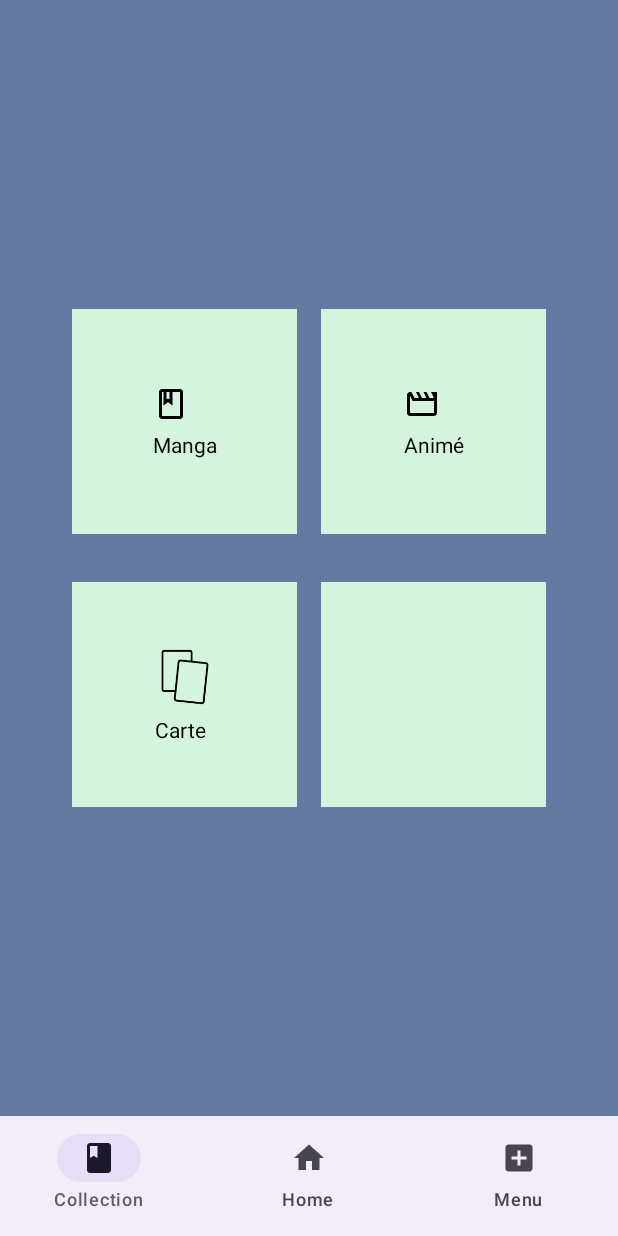
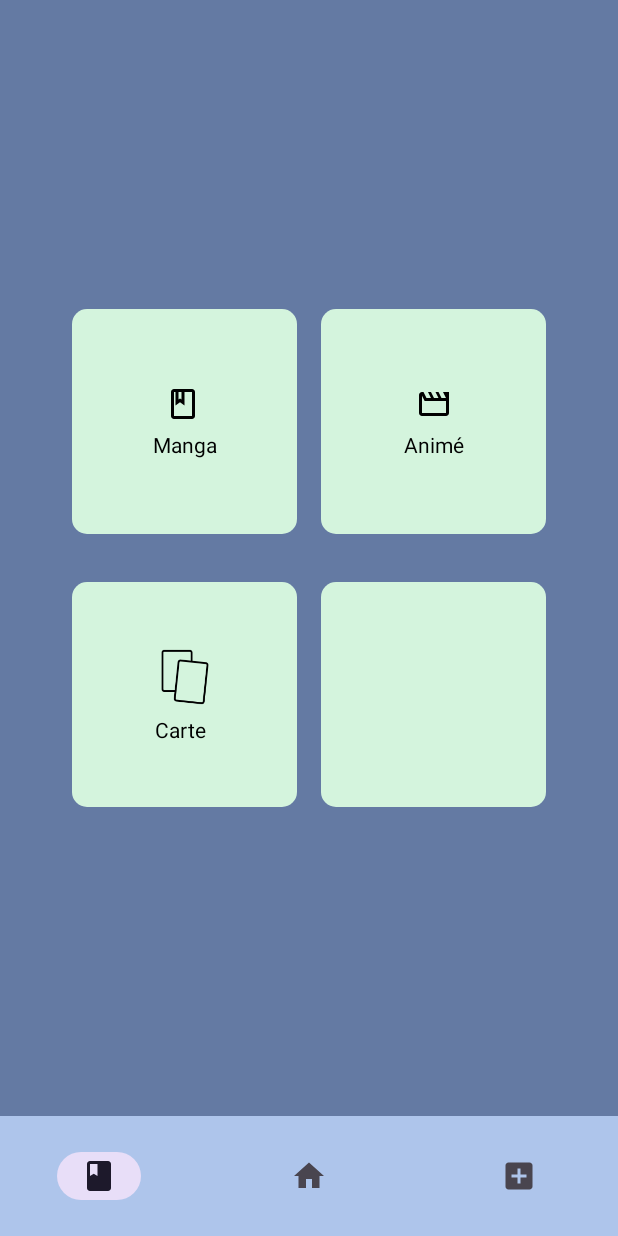
Before and after one commit to HugoAssoignon/my_collections_inventory_, an Android app built with Jetpack Compose: the MenuScreen screen opened through its navigation route, on a phone screen of 412 x 824 dp. Run offline under Robolectric (Android 15) with nearby library versions, the phone set to English and light mode, and no system bars.

Commit message:
(fix) : navbar color and rounded box

```diff
--- a/app/src/main/java/com/collections/my_collections_inventory/screen/MenuScreen.kt
+++ b/app/src/main/java/com/collections/my_collections_inventory/screen/MenuScreen.kt
@@ -13,27 +13,30 @@ import androidx.compose.foundation.layout.height
 import androidx.compose.foundation.layout.padding
 import androidx.compose.foundation.layout.size
 import androidx.compose.foundation.layout.width
+import androidx.compose.foundation.shape.RoundedCornerShape
 import androidx.compose.material.icons.Icons
+import androidx.compose.material.icons.outlined.Book
+import androidx.compose.material.icons.outlined.Movie
 import androidx.compose.material3.Icon
+import androidx.compose.material3.Scaffold
 import androidx.compose.material3.Text
 import androidx.compose.runtime.Composable
 import androidx.compose.ui.Alignment
 import androidx.compose.ui.Modifier
+import androidx.compose.ui.draw.clip
 import androidx.compose.ui.graphics.Color
-import androidx.compose.ui.unit.dp
-import androidx.compose.material.icons.outlined.Movie
-import androidx.compose.material.icons.outlined.Book
-import androidx.compose.material3.Scaffold
 import androidx.compose.ui.graphics.ColorFilter
 import androidx.compose.ui.res.painterResource
+import androidx.compose.ui.unit.dp
 import androidx.navigation.NavController
 import com.collections.my_collections_inventory.R
 
 @Composable
 fun MenuScreen(navController: NavController) {
-    Scaffold (
-        content = {paddingValues ->
-            Column (modifier = Modifier
+    Scaffold(
+        content = { paddingValues ->
+            Column(
+                modifier = Modifier
                     .fillMaxSize()
                     .background(Color(0xFF647AA3))
                     .padding(paddingValues),
@@ -41,19 +44,28 @@ fun MenuScreen(navController: NavController) {
                 verticalArrangement = Arrangement.Center
             ) {
                 Row(
-                horizontalArrangement = Arrangement.spacedBy(16.dp, Alignment.CenterHorizontally),
+                    horizontalArrangement = Arrangement.spacedBy(
+                        16.dp,
+                        Alignment.CenterHorizontally
+                    ),
                     modifier = Modifier.padding(16.dp)
                 ) {
                     Box(
                         modifier = Modifier
                             .height(150.dp)
                             .width(150.dp)
+                            .clip(RoundedCornerShape(10.dp))
                             .background(Color(0xFFD4F4DD))
                             .clickable { navController.navigate("manga") },
                         contentAlignment = Alignment.Center
                     ) {
                         Column {
-                        Icon(Icons.Outlined.Book, contentDescription = "Manga Icon", tint = Color.Black)
+                            Icon(
+                                Icons.Outlined.Book,
+                                contentDescription = "Manga Icon",
+                                tint = Color.Black,
+                                modifier = Modifier.padding(horizontal = 8.dp)
+                            )
                             Spacer(modifier = Modifier.height(8.dp))
                             Text("Manga", color = Color.Black)
                         }
@@ -63,6 +75,7 @@ fun MenuScreen(navController: NavController) {
                         modifier = Modifier
                             .height(150.dp)
                             .width(150.dp)
+                            .clip(RoundedCornerShape(10.dp))
                             .background(Color(0xFFD4F4DD)),
                         contentAlignment = Alignment.Center
                     ) {
@@ -70,7 +83,8 @@ fun MenuScreen(navController: NavController) {
                             Icon(
                                 Icons.Outlined.Movie,
                                 contentDescription = "Movie Icon",
-                            tint = Color.Black
+                                tint = Color.Black,
+                                modifier = Modifier.padding(horizontal = 8.dp)
                             )
                             Spacer(modifier = Modifier.height(8.dp))
                             Text("Animé", color = Color.Black)
@@ -79,13 +93,17 @@ fun MenuScreen(navController: NavController) {
                     }
                 }
                 Row(
-                horizontalArrangement = Arrangement.spacedBy(16.dp, Alignment.CenterHorizontally),
+                    horizontalArrangement = Arrangement.spacedBy(
+                        16.dp,
+                        Alignment.CenterHorizontally
+                    ),
                     modifier = Modifier.padding(16.dp)
                 ) {
                     Box(
                         modifier = Modifier
                             .height(150.dp)
                             .width(150.dp)
+                            .clip(RoundedCornerShape(10.dp))
                             .background(Color(0xFFD4F4DD)),
                         contentAlignment = Alignment.Center
                     ) {
@@ -104,6 +122,7 @@ fun MenuScreen(navController: NavController) {
                         modifier = Modifier
                             .height(150.dp)
                             .width(150.dp)
+                            .clip(RoundedCornerShape(10.dp))
                             .background(Color(0xFFD4F4DD)),
                         contentAlignment = Alignment.Center
                     ) {
@@ -111,7 +130,8 @@ fun MenuScreen(navController: NavController) {
 
                     }
                 }
-        } }
+            }
+        }
     )
 
 }
--- a/app/src/main/java/com/collections/my_collections_inventory/widget/BottomNavigationBar.kt
+++ b/app/src/main/java/com/collections/my_collections_inventory/widget/BottomNavigationBar.kt
@@ -1,17 +1,16 @@
+import androidx.compose.material3.Icon
 import androidx.compose.material3.NavigationBar
 import androidx.compose.material3.NavigationBarItem
 import androidx.compose.runtime.Composable
+import androidx.compose.ui.graphics.Color
 import androidx.navigation.NavController
-import androidx.compose.material3.Icon
-import androidx.compose.material3.Text
 
 @Composable
 fun BottomNavigationBar(navController: NavController, selectedIndex: Int, onItemSelected: (Int) -> Unit) {
-    NavigationBar {
+    NavigationBar(containerColor = Color(0xFFAEC5EB)) {
         BottomNavigationItem().bottomNavigationItems().forEachIndexed { index, navigationItem ->
             NavigationBarItem(
                 selected = index == selectedIndex,
-                label = { Text(navigationItem.label) },
                 icon = {
                     Icon(
                         navigationItem.icon,
```
Lines whose indentation alone changed are shown as unchanged.
